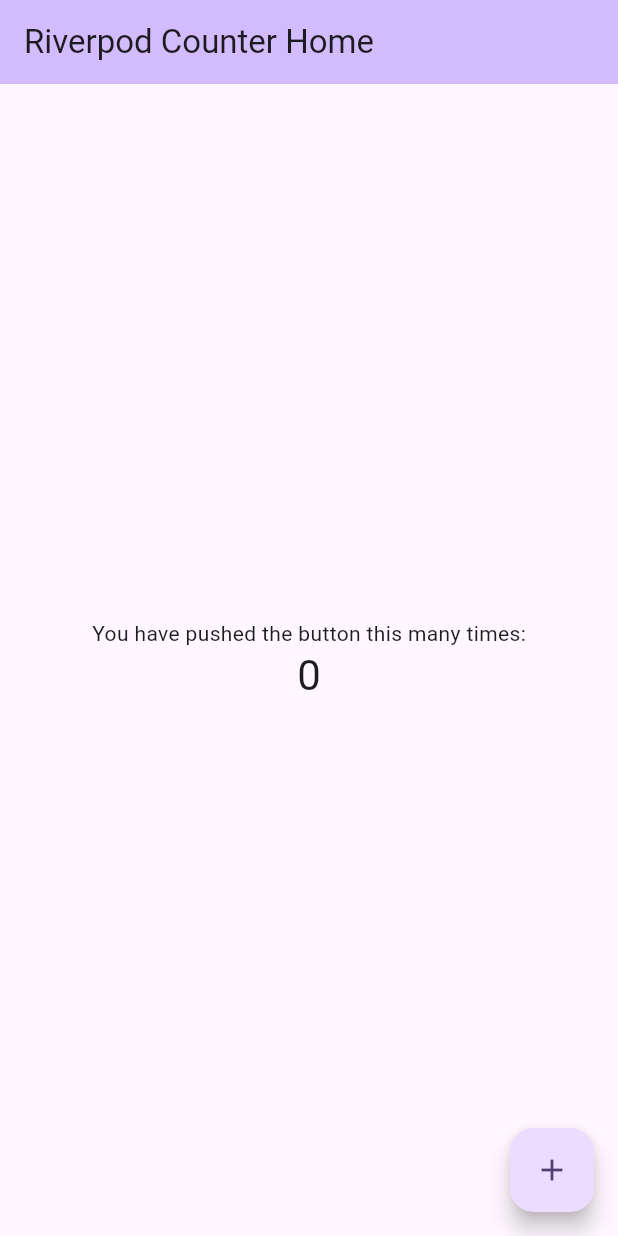
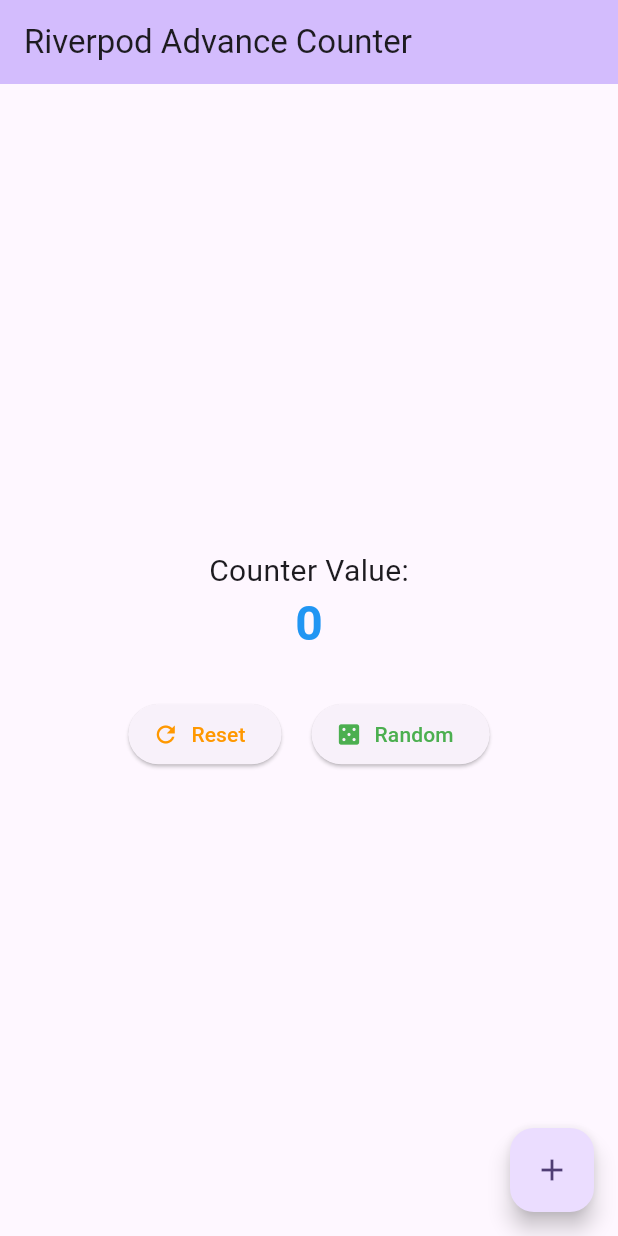
Before and after one commit to Ashutoshlivrn/march, a Flutter app: the screen it shows after launch, on a phone screen of 412 x 824 dp. Run offline on Flutter 3.47's test engine with Material 3 defaults, Android fonts, the phone set to English and light mode, and no system bars; our stand-ins replace flutter_riverpod.

Commit message:
commit for the first branch

```diff
--- a/lib/main.dart
+++ b/lib/main.dart
@@ -1,3 +1,4 @@
+import 'dart:math';
 import 'package:flutter/material.dart';
 import 'package:flutter_riverpod/flutter_riverpod.dart';
 
@@ -8,6 +9,16 @@
   void increment() {
     state++;
   }
+
+  // Random Functionality 1: Reset
+  void reset() {
+    state = 0;
+  }
+
+  // Random Functionality 2: Set to a Random Number
+  void setToRandom() {
+    state = Random().nextInt(100);
+  }
 }
 
 // 2. Define the Provider
@@ -16,7 +27,6 @@
 });
 
 void main() {
-  // 3. Wrap the app in ProviderScope
   runApp(
     const ProviderScope(
       child: MyApp(),
@@ -35,12 +45,11 @@
         colorScheme: ColorScheme.fromSeed(seedColor: Colors.deepPurple),
         useMaterial3: true,
       ),
-      home: const MyHomePage(title: 'Riverpod Counter Home'),
+      home: const MyHomePage(title: 'Riverpod Advance Counter'),
     );
   }
 }
 
-// 4. Change to ConsumerWidget to access providers
 class MyHomePage extends ConsumerWidget {
   const MyHomePage({super.key, required this.title});
 
@@ -48,7 +57,6 @@
 
   @override
   Widget build(BuildContext context, WidgetRef ref) {
-    // 5. Watch the provider state
     final count = ref.watch(counterProvider);
 
     return Scaffold(
@@ -60,17 +68,40 @@
         child: Column(
           mainAxisAlignment: MainAxisAlignment.center,
           children: <Widget>[
-            const Text('You have pushed the button this many times:'),
+            const Text('Counter Value:', style: TextStyle(fontSize: 20)),
             Text(
               '$count',
-              style: Theme.of(context).textTheme.headlineMedium,
+              style: Theme.of(context).textTheme.headlineLarge?.copyWith(
+                color: count % 2 == 0 ? Colors.blue : Colors.red, // Count color changes if even/odd
+                fontWeight: FontWeight.bold,
+              ),
+            ),
+            const SizedBox(height: 30),
+            Row(
+              mainAxisAlignment: MainAxisAlignment.center,
+              children: [
+                // Button 1: Reset
+                ElevatedButton.icon(
+                  onPressed: () => ref.read(counterProvider.notifier).reset(),
+                  icon: const Icon(Icons.refresh),
+                  label: const Text('Reset'),
+                  style: ElevatedButton.styleFrom(foregroundColor: Colors.orange),
+                ),
+                const SizedBox(width: 20),
+                // Button 2: Random Number
+                ElevatedButton.icon(
+                  onPressed: () => ref.read(counterProvider.notifier).setToRandom(),
+                  icon: const Icon(Icons.casino),
+                  label: const Text('Random'),
+                  style: ElevatedButton.styleFrom(foregroundColor: Colors.green),
+                ),
+              ],
             ),
           ],
         ),
       ),
       floatingActionButton: FloatingActionButton(
         onPressed: () {
-          // 6. Use the controller to update state
           ref.read(counterProvider.notifier).increment();
         },
         tooltip: 'Increment',
```
